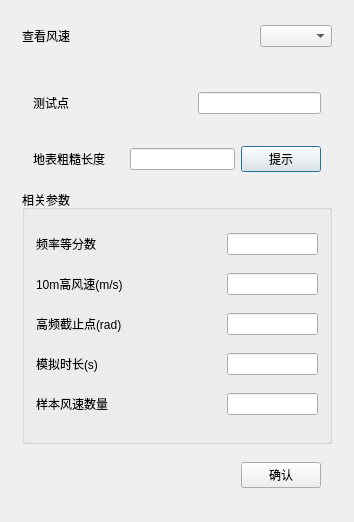
Before: the Qt Designer form TW/RandomWind.ui in Shixuku/Tower-Visual, drawn with Qt 5.
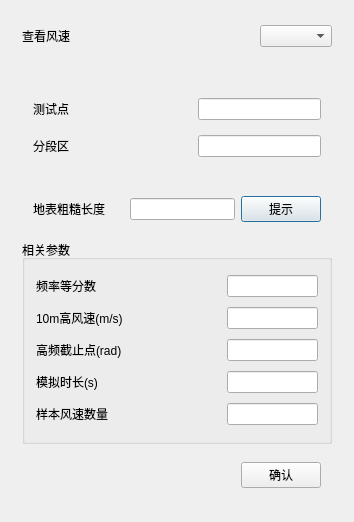
After: the same form once the commit is applied.

Patch:
```diff
--- a/TW/RandomWind.ui
+++ b/TW/RandomWind.ui
@@ -57,18 +57,14 @@
         <property name="maximumSize">
          <size>
           <width>16777215</width>
-          <height>50</height>
+          <height>100</height>
          </size>
         </property>
-        <layout class="QHBoxLayout" name="horizontalLayout_2">
-         <item>
-          <widget class="QLabel" name="label">
-           <property name="text">
-            <string>测试点</string>
-           </property>
-          </widget>
+        <layout class="QGridLayout" name="gridLayout_4">
+         <item row="0" column="2">
+          <widget class="QLineEdit" name="lineEdit_points"/>
          </item>
-         <item>
+         <item row="0" column="1">
           <spacer name="horizontalSpacer_2">
            <property name="orientation">
             <enum>Qt::Horizontal</enum>
@@ -81,8 +77,35 @@
            </property>
           </spacer>
          </item>
-         <item>
-          <widget class="QLineEdit" name="lineEdit_points"/>
+         <item row="0" column="0">
+          <widget class="QLabel" name="label">
+           <property name="text">
+            <string>测试点</string>
+           </property>
+          </widget>
+         </item>
+         <item row="1" column="0">
+          <widget class="QLabel" name="label_4">
+           <property name="text">
+            <string>分段区</string>
+           </property>
+          </widget>
+         </item>
+         <item row="1" column="1">
+          <spacer name="horizontalSpacer_4">
+           <property name="orientation">
+            <enum>Qt::Horizontal</enum>
+           </property>
+           <property name="sizeHint" stdset="0">
+            <size>
+             <width>40</width>
+             <height>20</height>
+            </size>
+           </property>
+          </spacer>
+         </item>
+         <item row="1" column="2">
+          <widget class="QLineEdit" name="lineEdit_segment"/>
          </item>
         </layout>
        </widget>
```
